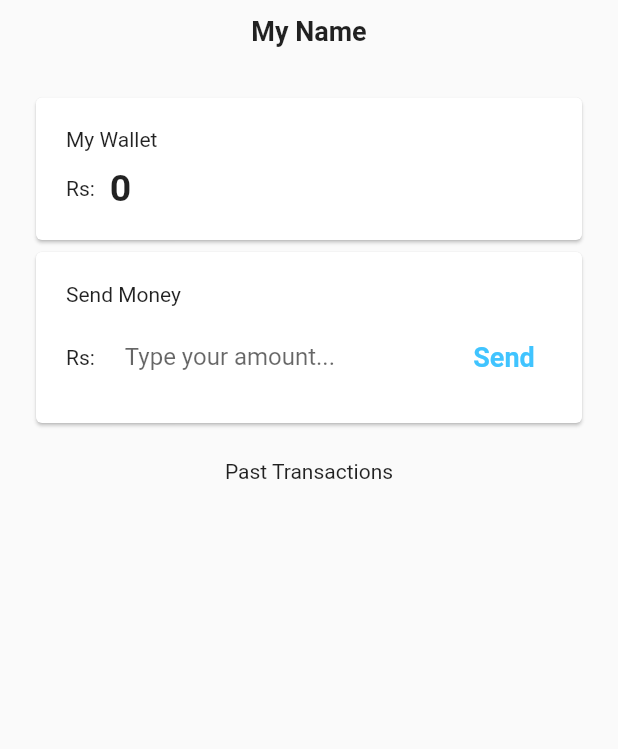
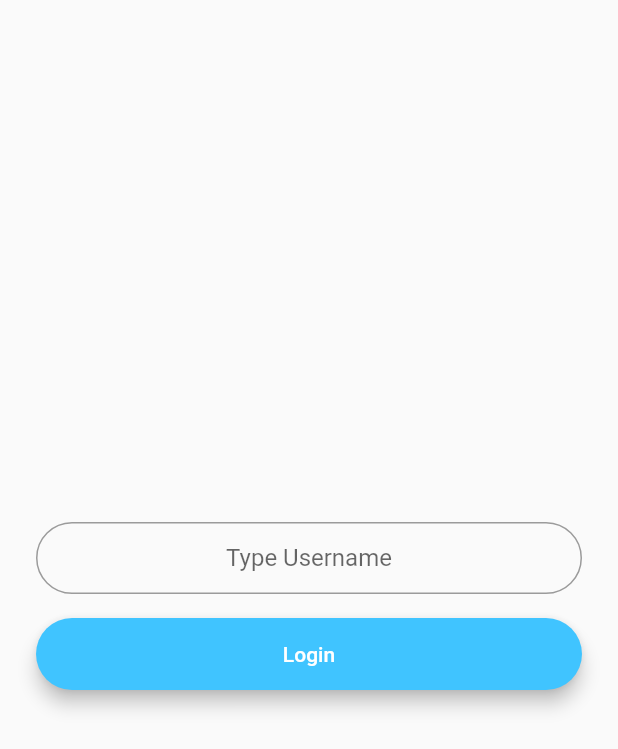
Before and after one commit to shubhrajyotidey305/pusher-money-sendingApp, a Flutter app: the screen it shows after launch, on a phone screen of 412 x 824 dp. Shown: the top 749 px of the screen. Run offline on Flutter 3.47's test engine with Material 2 defaults, Android fonts, the phone set to English and light mode, and no system bars; missing offline and left inert: pusher_channels_flutter.

Commit message:
added username and readme

```diff
--- a/lib/home.dart
+++ b/lib/home.dart
@@ -6,15 +6,17 @@ import 'dart:io';
 import 'package:http/http.dart';
 
 class Home extends StatefulWidget {
-  const Home({Key? key}) : super(key: key);
+  final String username;
+  // username is received
+  const Home({Key? key, required this.username}) : super(key: key);
 
   @override
   State<Home> createState() => _HomeState();
 }
 
 class _HomeState extends State<Home> {
-  int _earnings = 0;
-  final List _history = [];
+  int _earnings = 0; // wallet balance
+  final List _history = []; // transaction List
   final messageTextController = TextEditingController();
   String messageText = "0";
   PusherChannelsFlutter pusher = PusherChannelsFlutter.getInstance();
@@ -23,8 +25,8 @@ class _HomeState extends State<Home> {
   Future<void> _initPusher() async {
     try {
       await pusher.init(
-        apiKey: "503c295a8c71896beade",
-        cluster: "mt1",
+        apiKey: "API KEY", // Place Your own Api Key
+        cluster: "CLUSTER", // Place Your own Cluster
         onConnectionStateChange: onConnectionStateChange,
         onAuthorizer: onAuthorizer,
         onSubscriptionSucceeded: onSubscriptionSucceeded,
@@ -47,6 +49,7 @@ class _HomeState extends State<Home> {
             }
             if (kDebugMode) {
               print("Event Received: ${event.data}");
+              print("Event name: ${event.eventName}");
             }
           });
       await pusher.connect();
@@ -77,7 +80,7 @@ class _HomeState extends State<Home> {
 
   void onTriggerEventPressed(String _money) async {
     String json =
-        '{"rupee": "$_money", "sender": "Me", "time": "${DateTime.now().toString().substring(11, 16)}"}';
+        '{"rupee": "$_money", "sender": "${widget.username}", "time": "${DateTime.now().toString().substring(11, 16)}"}';
     await pusher.trigger(PusherEvent(
       channelName: channelName,
       eventName: "client-my_event",
@@ -89,29 +92,14 @@ class _HomeState extends State<Home> {
     "Content-type": "application/json"
   };
 
-// access localhost from the emulator/simulator
+  // access localhost from the emulator/simulator
   String _hostname() {
     if (Platform.isAndroid) {
-      return 'http://10.0.2.2:3000';
+      return 'http://10.0.2.2:8000';
     } else {
-      return 'http://localhost:3000';
+      return 'http://localhost:8000';
     }
   }
-
-  // _makePostRequest(String amount) async {
-  //   // set up POST request arguments
-  //
-  //   String json =
-  //       '{"rupee": "$amount", "sender": "Me", "time": "${DateTime.now().toString().substring(11, 16)}"}';
-  //   // make POST request
-  //   Response response =
-  //       await post(Uri.parse(_hostname()), headers: headers, body: json);
-  //   int statusCode = response.statusCode;
-  //   String body = response.body;
-  //   if (kDebugMode) {
-  //     print('Status: $statusCode, $body');
-  //   }
-  // }
 
   dynamic onAuthorizer(
       String channelName, String socketId, dynamic options) async {
@@ -150,9 +138,9 @@ class _HomeState extends State<Home> {
                   const SizedBox(
                     height: 10.0,
                   ),
-                  const Text(
-                    'My Name',
-                    style: TextStyle(
+                  Text(
+                    widget.username,
+                    style: const TextStyle(
                       fontSize: 18.0,
                       fontWeight: FontWeight.bold,
                     ),
@@ -224,6 +212,7 @@ class _HomeState extends State<Home> {
                                   // _makePostRequest(messageText);
                                   if (kDebugMode) {
                                     print(messageText);
+                                    print('Username: ${widget.username}');
                                   }
                                   messageText = "0";
                                   messageTextController.clear();
--- a/lib/main.dart
+++ b/lib/main.dart
@@ -1,4 +1,6 @@
+import 'package:flutter/foundation.dart';
 import 'package:flutter/material.dart';
+import 'rounded_button.dart';
 import 'home.dart';
 
 void main() {
@@ -14,7 +16,65 @@ class MyApp extends StatelessWidget {
     return const MaterialApp(
       debugShowCheckedModeBanner: false,
       title: 'Flutter Pusher',
-      home: Home(),
+      home: Login(), // This login Page
     );
   }
 }
+
+// Login Page Starts Here
+class Login extends StatefulWidget {
+  const Login({Key? key}) : super(key: key);
+
+  @override
+  State<Login> createState() => _LoginState();
+}
+
+class _LoginState extends State<Login> {
+  String userName = 'Me'; // Username is Initialised
+  final userNameController = TextEditingController();
+
+  @override
+  Widget build(BuildContext context) {
+    return Scaffold(
+      body: Padding(
+        padding: const EdgeInsets.symmetric(horizontal: 24.0),
+        child: Column(
+          mainAxisAlignment: MainAxisAlignment.center,
+          crossAxisAlignment: CrossAxisAlignment.stretch,
+          children: [
+            TextField(
+              textAlign: TextAlign.center,
+              controller: userNameController,
+              onChanged: (value) {
+                userName = value;
+              },
+              decoration: const InputDecoration(
+                hintText: 'Type Username',
+                contentPadding:
+                    EdgeInsets.symmetric(vertical: 10.0, horizontal: 20.0),
+                border: OutlineInputBorder(
+                  borderRadius: BorderRadius.all(Radius.circular(32.0)),
+                ),
+              ),
+            ),
+            RoundedButton(
+                colour: Colors.lightBlueAccent,
+                buttonTitle: 'Login',
+                onPress: () {
+                  if (kDebugMode) {
+                    print('Username: $userName');
+                  }
+                  Navigator.push(
+                    context,
+                    MaterialPageRoute(
+                        builder: (context) => Home(username: userName)),
+                    // username is sent to Wallet Home Page
+                  );
+                  userNameController.clear();
+                }),
+          ],
+        ),
+      ),
+    );
+  }
+}
--- /dev/null
+++ b/lib/rounded_button.dart
@@ -0,0 +1,37 @@
+import 'package:flutter/material.dart';
+
+class RoundedButton extends StatelessWidget {
+  const RoundedButton({
+    Key? key,
+    required this.colour,
+    required this.buttonTitle,
+    required this.onPress,
+  }) : super(key: key);
+
+  final Color colour;
+  final String buttonTitle;
+  final void Function() onPress;
+
+  @override
+  Widget build(BuildContext context) {
+    return Padding(
+      padding: const EdgeInsets.symmetric(vertical: 16.0),
+      child: Material(
+        elevation: 5.0,
+        color: colour,
+        borderRadius: BorderRadius.circular(30.0),
+        child: MaterialButton(
+          onPressed: onPress,
+          minWidth: 200.0,
+          height: 42.0,
+          child: Text(
+            buttonTitle,
+            style: const TextStyle(
+              color: Colors.white,
+            ),
+          ),
+        ),
+      ),
+    );
+  }
+}
```
Also changed, not shown: 1 other file.
